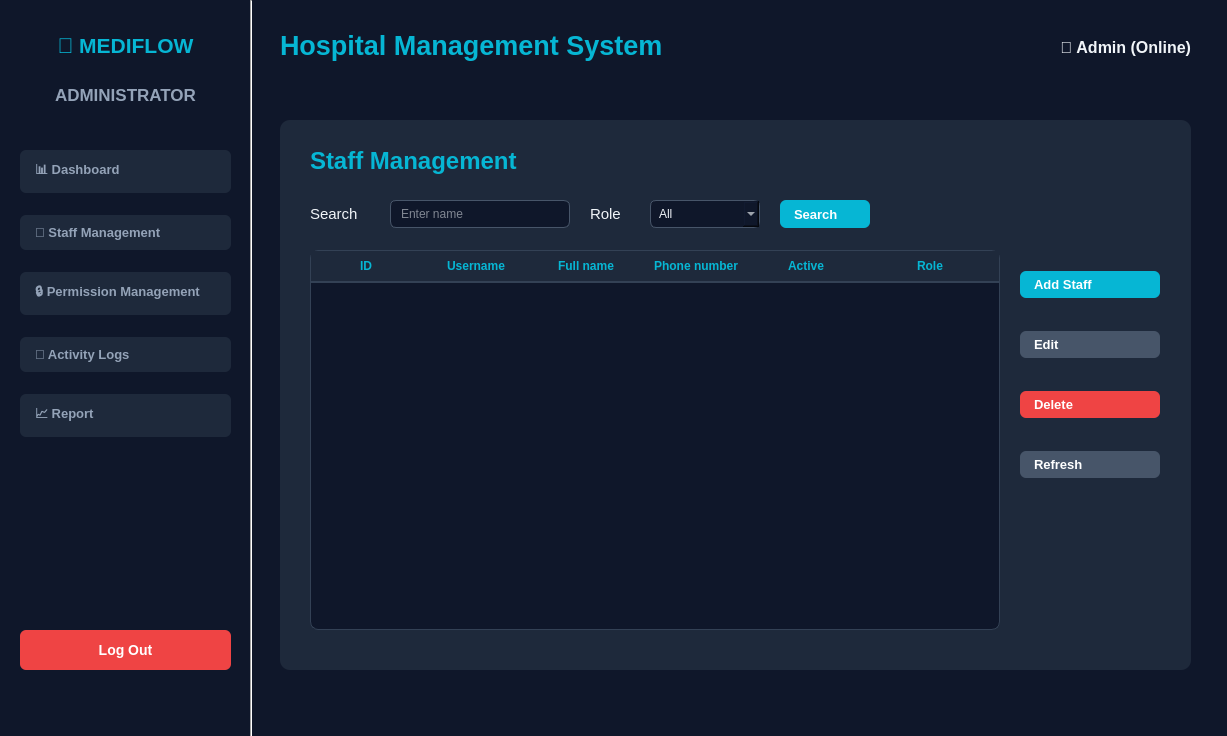
Before: the Qt Designer form AdminWindow.ui in pvz2nghiaaa/HospitalManagement, drawn with Qt 5.
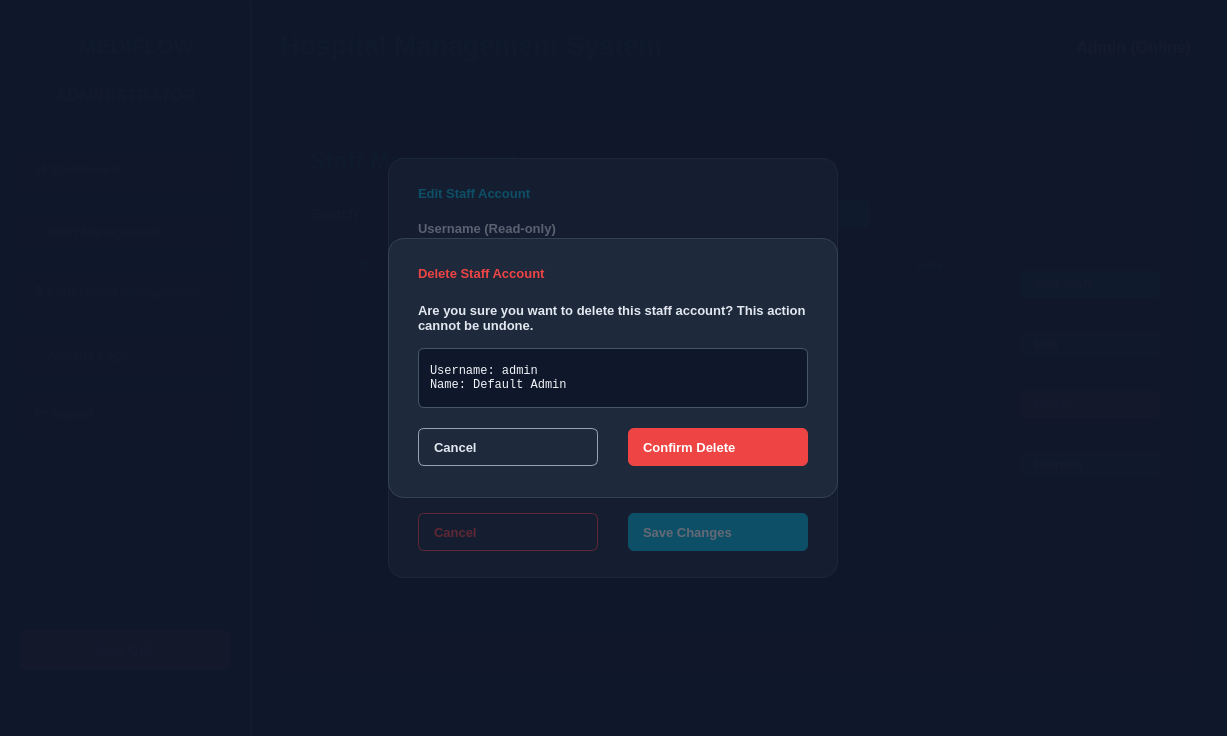
After: the same form once the commit is applied.

Commit message: complete edit/remove user functionality for admin

```diff
--- a/AdminWindow.ui
+++ b/AdminWindow.ui
@@ -2373,10 +2373,492 @@
      </widget>
     </widget>
    </widget>
-   <zorder>overlayFrame</zorder>
-   <zorder>overlayPatientFrame</zorder>
-   <zorder>overlayFrame</zorder>
+   <widget class="QFrame" name="overlayEditStaffFrame">
+    <property name="geometry">
+     <rect>
+      <x>0</x>
+      <y>0</y>
+      <width>1227</width>
+      <height>736</height>
+     </rect>
+    </property>
+    <property name="styleSheet">
+     <string notr="true">QFrame#overlayEditStaffFrame {
+    background-color: rgba(15, 23, 42, 0.65);
+}</string>
+    </property>
+    <property name="frameShape">
+     <enum>QFrame::Shape::NoFrame</enum>
+    </property>
+    <widget class="QFrame" name="cardEditStaff">
+     <property name="geometry">
+      <rect>
+       <x>388</x>
+       <y>158</y>
+       <width>450</width>
+       <height>420</height>
+      </rect>
+     </property>
+     <property name="styleSheet">
+      <string notr="true">QFrame#cardEditStaff {
+    background-color: rgb(30, 41, 59);
+    border: 1px solid rgb(51, 65, 85);
+    border-radius: 16px;
+}
+QLabel, QCheckBox {
+    color: rgb(226, 232, 240);
+    font-size: 13px;
+    font-weight: bold;
+}
+QCheckBox::indicator {
+    width: 16px;
+    height: 16px;
+    background-color: rgb(15, 23, 42);
+    border: 1px solid rgb(71, 85, 105);
+    border-radius: 4px;
+}
+QCheckBox::indicator:checked {
+    background-color: rgb(6, 182, 212);
+    border: 1px solid rgb(6, 182, 212);
+}
+QLineEdit, QComboBox {
+    background-color: rgb(15, 23, 42);
+    border: 1px solid rgb(71, 85, 105);
+    border-radius: 6px;
+    color: rgb(241, 245, 249);
+    padding: 6px 10px;
+    font-size: 13px;
+}
+QLineEdit:focus, QComboBox:focus {
+    border: 1px solid rgb(6, 182, 212);
+}
+QLineEdit:disabled {
+    background-color: rgb(30, 41, 59);
+    color: rgb(148, 163, 184);
+    border: 1px solid rgb(51, 65, 85);
+}</string>
+     </property>
+     <property name="frameShape">
+      <enum>QFrame::Shape::StyledPanel</enum>
+     </property>
+     <widget class="QLabel" name="lblEditTitle">
+      <property name="geometry">
+       <rect>
+        <x>30</x>
+        <y>20</y>
+        <width>390</width>
+        <height>30</height>
+       </rect>
+      </property>
+      <property name="font">
+       <font>
+        <pointsize>16</pointsize>
+        <bold>true</bold>
+       </font>
+      </property>
+      <property name="styleSheet">
+       <string notr="true">color: rgb(6, 182, 212);</string>
+      </property>
+      <property name="text">
+       <string>Edit Staff Account</string>
+      </property>
+     </widget>
+     <widget class="QLabel" name="lblEditUser">
+      <property name="geometry">
+       <rect>
+        <x>30</x>
+        <y>60</y>
+        <width>390</width>
+        <height>20</height>
+       </rect>
+      </property>
+      <property name="text">
+       <string>Username (Read-only)</string>
+      </property>
+     </widget>
+     <widget class="QLineEdit" name="txtEditUsername">
+      <property name="geometry">
+       <rect>
+        <x>30</x>
+        <y>85</y>
+        <width>390</width>
+        <height>32</height>
+       </rect>
+      </property>
+      <property name="enabled">
+       <bool>false</bool>
+      </property>
+     </widget>
+     <widget class="QLabel" name="lblEditName">
+      <property name="geometry">
+       <rect>
+        <x>30</x>
+        <y>130</y>
+        <width>390</width>
+        <height>20</height>
+       </rect>
+      </property>
+      <property name="text">
+       <string>Full Name</string>
+      </property>
+     </widget>
+     <widget class="QLineEdit" name="txtEditFullName">
+      <property name="geometry">
+       <rect>
+        <x>30</x>
+        <y>155</y>
+        <width>390</width>
+        <height>32</height>
+       </rect>
+      </property>
+      <property name="placeholderText">
+       <string>Enter full name</string>
+      </property>
+     </widget>
+     <widget class="QLabel" name="lblEditPhone">
+      <property name="geometry">
+       <rect>
+        <x>30</x>
+        <y>200</y>
+        <width>190</width>
+        <height>20</height>
+       </rect>
+      </property>
+      <property name="text">
+       <string>Phone Number</string>
+      </property>
+     </widget>
+     <widget class="QLineEdit" name="txtEditPhone">
+      <property name="geometry">
+       <rect>
+        <x>30</x>
+        <y>225</y>
+        <width>190</width>
+        <height>32</height>
+       </rect>
+      </property>
+      <property name="placeholderText">
+       <string>Enter phone number</string>
+      </property>
+     </widget>
+     <widget class="QLabel" name="lblEditRole">
+      <property name="geometry">
+       <rect>
+        <x>240</x>
+        <y>200</y>
+        <width>180</width>
+        <height>20</height>
+       </rect>
+      </property>
+      <property name="text">
+       <string>Role</string>
+      </property>
+     </widget>
+     <widget class="QComboBox" name="cbEditRole">
+      <property name="geometry">
+       <rect>
+        <x>240</x>
+        <y>225</y>
+        <width>180</width>
+        <height>32</height>
+       </rect>
+      </property>
+      <item>
+       <property name="text">
+        <string>Doctor</string>
+       </property>
+      </item>
+      <item>
+       <property name="text">
+        <string>Receptionist</string>
+       </property>
+      </item>
+      <item>
+       <property name="text">
+        <string>Admin</string>
+       </property>
+      </item>
+     </widget>
+     <widget class="QCheckBox" name="chkChangePassword">
+      <property name="geometry">
+       <rect>
+        <x>30</x>
+        <y>270</y>
+        <width>190</width>
+        <height>20</height>
+       </rect>
+      </property>
+      <property name="text">
+       <string>Change Password</string>
+      </property>
+     </widget>
+     <widget class="QLineEdit" name="txtEditPassword">
+      <property name="geometry">
+       <rect>
+        <x>30</x>
+        <y>295</y>
+        <width>190</width>
+        <height>32</height>
+       </rect>
+      </property>
+      <property name="enabled">
+       <bool>false</bool>
+      </property>
+      <property name="echoMode">
+       <enum>QLineEdit::EchoMode::Password</enum>
+      </property>
+      <property name="placeholderText">
+       <string>New password</string>
+      </property>
+     </widget>
+     <widget class="QLabel" name="lblEditActive">
+      <property name="geometry">
+       <rect>
+        <x>240</x>
+        <y>270</y>
+        <width>180</width>
+        <height>20</height>
+       </rect>
+      </property>
+      <property name="text">
+       <string>Account Status</string>
+      </property>
+     </widget>
+     <widget class="QComboBox" name="cbEditActive">
+      <property name="geometry">
+       <rect>
+        <x>240</x>
+        <y>295</y>
+        <width>180</width>
+        <height>32</height>
+       </rect>
+      </property>
+      <item>
+       <property name="text">
+        <string>Active</string>
+       </property>
+      </item>
+      <item>
+       <property name="text">
+        <string>Inactive</string>
+       </property>
+      </item>
+     </widget>
+     <widget class="QPushButton" name="btnCancelEditStaff">
+      <property name="geometry">
+       <rect>
+        <x>30</x>
+        <y>355</y>
+        <width>180</width>
+        <height>38</height>
+       </rect>
+      </property>
+      <property name="styleSheet">
+       <string notr="true">QPushButton {
+    background-color: transparent;
+    border: 1px solid rgb(239, 68, 68);
+    color: rgb(239, 68, 68);
+    font-weight: bold;
+    border-radius: 6px;
+}
+QPushButton:hover {
+    background-color: rgba(239, 68, 68, 0.1);
+}</string>
+      </property>
+      <property name="text">
+       <string>Cancel</string>
+      </property>
+     </widget>
+     <widget class="QPushButton" name="btnSaveEditStaff">
+      <property name="geometry">
+       <rect>
+        <x>240</x>
+        <y>355</y>
+        <width>180</width>
+        <height>38</height>
+       </rect>
+      </property>
+      <property name="styleSheet">
+       <string notr="true">QPushButton {
+    background-color: rgb(6, 182, 212);
+    color: white;
+    font-weight: bold;
+    border: none;
+    border-radius: 6px;
+}
+QPushButton:hover {
+    background-color: rgb(8, 145, 178);
+}</string>
+      </property>
+      <property name="text">
+       <string>Save Changes</string>
+      </property>
+     </widget>
+    </widget>
+   </widget>
+   <widget class="QFrame" name="overlayDeleteStaffFrame">
+    <property name="geometry">
+     <rect>
+      <x>0</x>
+      <y>0</y>
+      <width>1227</width>
+      <height>736</height>
+     </rect>
+    </property>
+    <property name="styleSheet">
+     <string notr="true">QFrame#overlayDeleteStaffFrame {
+    background-color: rgba(15, 23, 42, 0.65);
+}</string>
+    </property>
+    <property name="frameShape">
+     <enum>QFrame::Shape::NoFrame</enum>
+    </property>
+    <widget class="QFrame" name="cardDeleteStaff">
+     <property name="geometry">
+      <rect>
+       <x>388</x>
+       <y>238</y>
+       <width>450</width>
+       <height>260</height>
+      </rect>
+     </property>
+     <property name="styleSheet">
+      <string notr="true">QFrame#cardDeleteStaff {
+    background-color: rgb(30, 41, 59);
+    border: 1px solid rgb(51, 65, 85);
+    border-radius: 16px;
+}
+QLabel {
+    color: rgb(226, 232, 240);
+    font-size: 13px;
+}
+QPushButton {
+    font-weight: bold;
+    border-radius: 6px;
+}</string>
+     </property>
+     <property name="frameShape">
+      <enum>QFrame::Shape::StyledPanel</enum>
+     </property>
+     <widget class="QLabel" name="lblDeleteTitle">
+      <property name="geometry">
+       <rect>
+        <x>30</x>
+        <y>20</y>
+        <width>390</width>
+        <height>30</height>
+       </rect>
+      </property>
+      <property name="font">
+       <font>
+        <pointsize>16</pointsize>
+        <bold>true</bold>
+       </font>
+      </property>
+      <property name="styleSheet">
+       <string notr="true">color: rgb(239, 68, 68);</string>
+      </property>
+      <property name="text">
+       <string>Delete Staff Account</string>
+      </property>
+     </widget>
+     <widget class="QLabel" name="lblDeleteConfirmText">
+      <property name="geometry">
+       <rect>
+        <x>30</x>
+        <y>60</y>
+        <width>390</width>
+        <height>40</height>
+       </rect>
+      </property>
+      <property name="font">
+       <font>
+        <bold>true</bold>
+       </font>
+      </property>
+      <property name="text">
+       <string>Are you sure you want to delete this staff account? This action cannot be undone.</string>
+      </property>
+      <property name="wordWrap">
+       <bool>true</bool>
+      </property>
+     </widget>
+     <widget class="QLabel" name="lblDeleteStaffDetails">
+      <property name="geometry">
+       <rect>
+        <x>30</x>
+        <y>110</y>
+        <width>390</width>
+        <height>60</height>
+       </rect>
+      </property>
+      <property name="styleSheet">
+       <string notr="true">background-color: rgb(15, 23, 42);
+padding: 8px;
+border-radius: 6px;
+border: 1px solid rgb(71, 85, 105);
+color: rgb(241, 245, 249);
+font-family: Consolas, monospace;
+font-size: 12px;</string>
+      </property>
+      <property name="text">
+       <string>Username: admin
+Name: Default Admin</string>
+      </property>
+     </widget>
+     <widget class="QPushButton" name="btnCancelDeleteStaff">
+      <property name="geometry">
+       <rect>
+        <x>30</x>
+        <y>190</y>
+        <width>180</width>
+        <height>38</height>
+       </rect>
+      </property>
+      <property name="styleSheet">
+       <string notr="true">QPushButton {
+    background-color: transparent;
+    border: 1px solid rgb(148, 163, 184);
+    color: rgb(226, 232, 240);
+}
+QPushButton:hover {
+    background-color: rgba(148, 163, 184, 0.1);
+}</string>
+      </property>
+      <property name="text">
+       <string>Cancel</string>
+      </property>
+     </widget>
+     <widget class="QPushButton" name="btnConfirmDeleteStaff">
+      <property name="geometry">
+       <rect>
+        <x>240</x>
+        <y>190</y>
+        <width>180</width>
+        <height>38</height>
+       </rect>
+      </property>
+      <property name="styleSheet">
+       <string notr="true">QPushButton {
+    background-color: rgb(239, 68, 68);
+    color: white;
+    border: none;
+}
+QPushButton:hover {
+    background-color: rgb(220, 38, 38);
+}</string>
+      </property>
+      <property name="text">
+       <string>Confirm Delete</string>
+      </property>
+     </widget>
+    </widget>
+   </widget>
    <zorder>bgWidget</zorder>
+   <zorder>overlayFrame</zorder>
+   <zorder>overlayPatientFrame</zorder>
+   <zorder>overlayEditStaffFrame</zorder>
+   <zorder>overlayDeleteStaffFrame</zorder>
   </widget>
  </widget>
  <resources/>
```
The commit also changes 7 other files.
